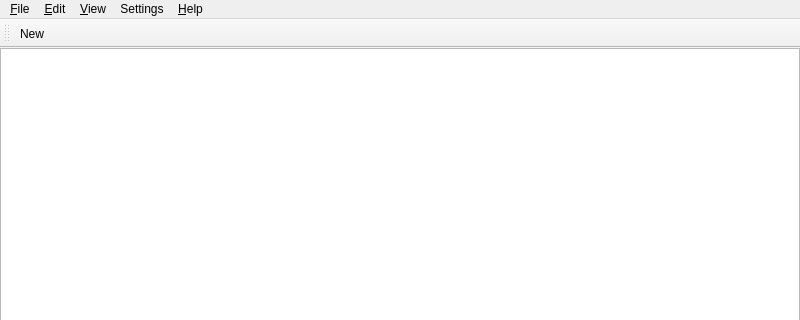
Qt form src/MainWindow.ui (laikatoolbox/laika-notepad) before a commit; both pictures show x 0 to 800 and y 0 to 320 of the 800 by 600 pixel window.
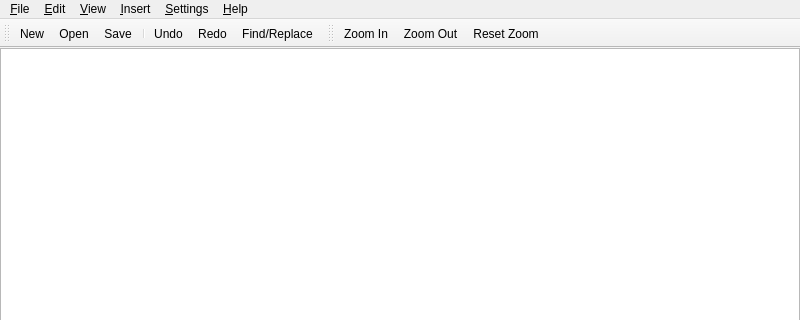
The same form after that commit. Icons and pictures are not drawn. Custom widgets are drawn as their Qt base class.

Commit message: Add icons and undo/redo

```diff
--- a/src/MainWindow.ui
+++ b/src/MainWindow.ui
@@ -94,7 +94,7 @@
    </widget>
    <widget class="QMenu" name="menuSettings">
     <property name="title">
-     <string>Settings</string>
+     <string>&amp;Settings</string>
     </property>
     <addaction name="actionLine_Numbers"/>
     <addaction name="actionWord_Wrap"/>
@@ -104,9 +104,15 @@
     <addaction name="actionThemes"/>
     <addaction name="actionSettings"/>
    </widget>
+   <widget class="QMenu" name="menu_Insert">
+    <property name="title">
+     <string>&amp;Insert</string>
+    </property>
+   </widget>
    <addaction name="menu_File"/>
    <addaction name="menu_Edit"/>
    <addaction name="menu_View"/>
+   <addaction name="menu_Insert"/>
    <addaction name="menuSettings"/>
    <addaction name="menu_Help"/>
   </widget>
@@ -115,6 +121,15 @@
    <property name="windowTitle">
     <string>toolBar</string>
    </property>
+   <property name="iconSize">
+    <size>
+     <width>16</width>
+     <height>16</height>
+    </size>
+   </property>
+   <property name="toolButtonStyle">
+    <enum>Qt::ToolButtonStyle::ToolButtonTextUnderIcon</enum>
+   </property>
    <attribute name="toolBarArea">
     <enum>TopToolBarArea</enum>
    </attribute>
@@ -122,6 +137,35 @@
     <bool>false</bool>
    </attribute>
    <addaction name="actionNew"/>
+   <addaction name="actionOpen"/>
+   <addaction name="actionSave"/>
+   <addaction name="separator"/>
+   <addaction name="actionUndo"/>
+   <addaction name="actionRedo"/>
+   <addaction name="actionFind_Replace"/>
+  </widget>
+  <widget class="QToolBar" name="viewToolbar">
+   <property name="windowTitle">
+    <string>toolBar</string>
+   </property>
+   <property name="iconSize">
+    <size>
+     <width>16</width>
+     <height>16</height>
+    </size>
+   </property>
+   <property name="toolButtonStyle">
+    <enum>Qt::ToolButtonStyle::ToolButtonTextUnderIcon</enum>
+   </property>
+   <attribute name="toolBarArea">
+    <enum>TopToolBarArea</enum>
+   </attribute>
+   <attribute name="toolBarBreak">
+    <bool>false</bool>
+   </attribute>
+   <addaction name="actionZoom_In"/>
+   <addaction name="actionZoom_Out"/>
+   <addaction name="action_Reset_Zoom"/>
   </widget>
   <action name="actionNew">
    <property name="text">
```
Left out of the diff: 82 changed lines with no effect on the pictures. The commit also changes 3 other files.
